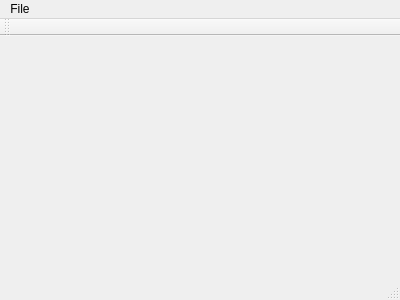
Old version of the form mainwindow.ui in the repository eugesh/raster_viewer.
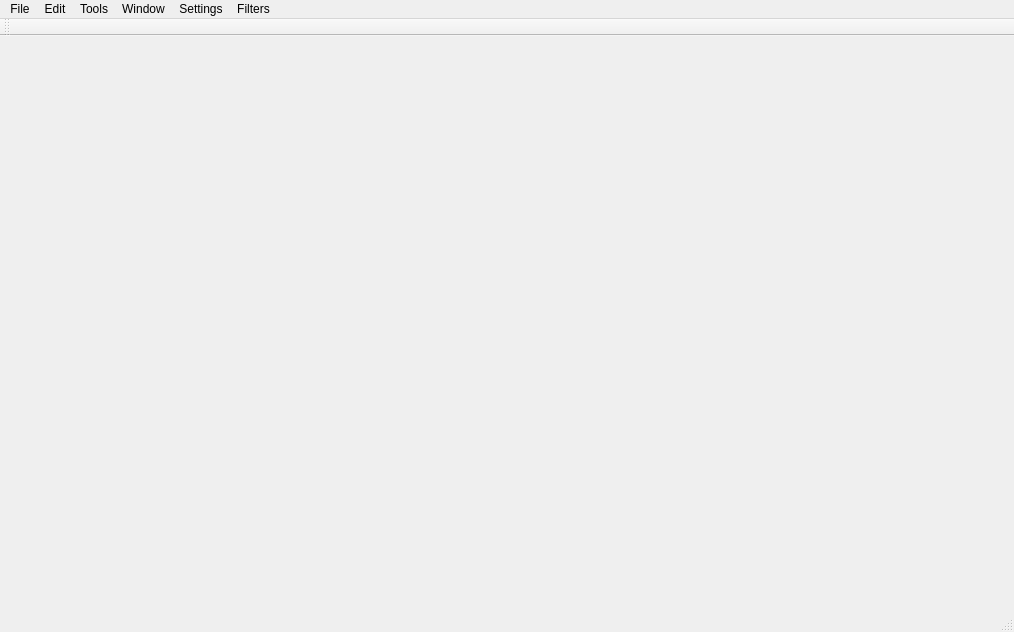
New version of the form.

Commit message: 4 windows view, simultaneous zoom

Patch:
```diff
--- a/mainwindow.ui
+++ b/mainwindow.ui
@@ -6,8 +6,8 @@
    <rect>
     <x>0</x>
     <y>0</y>
-    <width>400</width>
-    <height>300</height>
+    <width>1014</width>
+    <height>632</height>
    </rect>
   </property>
   <property name="windowTitle">
@@ -21,7 +21,7 @@
     <rect>
      <x>0</x>
      <y>0</y>
-     <width>400</width>
+     <width>1014</width>
      <height>22</height>
     </rect>
    </property>
@@ -30,8 +30,59 @@
      <string>File</string>
     </property>
     <addaction name="actionOpen_image"/>
+    <addaction name="actionSaveImage"/>
+   </widget>
+   <widget class="QMenu" name="menuTools">
+    <property name="title">
+     <string>Tools</string>
+    </property>
+   </widget>
+   <widget class="QMenu" name="menuEdit">
+    <property name="title">
+     <string>Edit</string>
+    </property>
+   </widget>
+   <widget class="QMenu" name="menuWindow">
+    <property name="title">
+     <string>Window</string>
+    </property>
+    <widget class="QMenu" name="menuAddSplitter">
+     <property name="title">
+      <string>Add splitter</string>
+     </property>
+     <addaction name="actionVertical"/>
+     <addaction name="actionHorizontal"/>
+    </widget>
+    <addaction name="menuAddSplitter"/>
+    <addaction name="actionAddDockWidget"/>
+    <addaction name="action4Windows"/>
+   </widget>
+   <widget class="QMenu" name="menuSettings">
+    <property name="title">
+     <string>Settings</string>
+    </property>
+    <addaction name="actionSimultaneousScroll"/>
+   </widget>
+   <widget class="QMenu" name="menuFilters">
+    <property name="title">
+     <string>Filters</string>
+    </property>
+    <widget class="QMenu" name="menuColorSpace">
+     <property name="title">
+      <string>Color space</string>
+     </property>
+     <addaction name="actionRGB"/>
+     <addaction name="actionHSV"/>
+     <addaction name="actionHSI"/>
+    </widget>
+    <addaction name="menuColorSpace"/>
    </widget>
    <addaction name="menuFile"/>
+   <addaction name="menuEdit"/>
+   <addaction name="menuTools"/>
+   <addaction name="menuWindow"/>
+   <addaction name="menuSettings"/>
+   <addaction name="menuFilters"/>
   </widget>
   <widget class="QToolBar" name="mainToolBar">
    <attribute name="toolBarArea">
```
Left out of the diff: 69 changed lines with no effect on the pictures. The commit also changes 6 other files.
